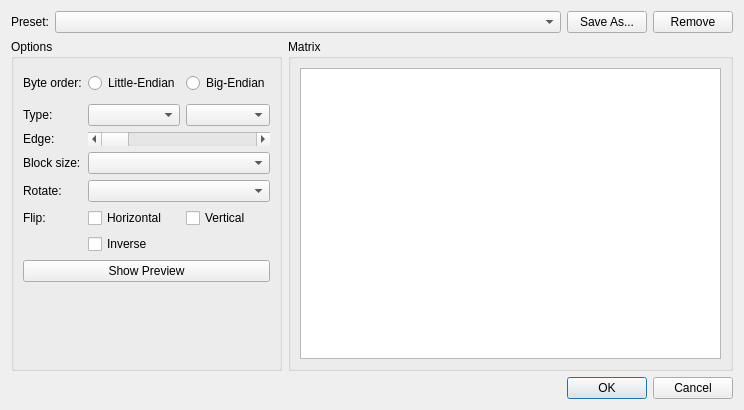
Above: controls/setup/dialogconvert2.ui from riuson/lcd-image-converter before the change. Below: the same form after it.
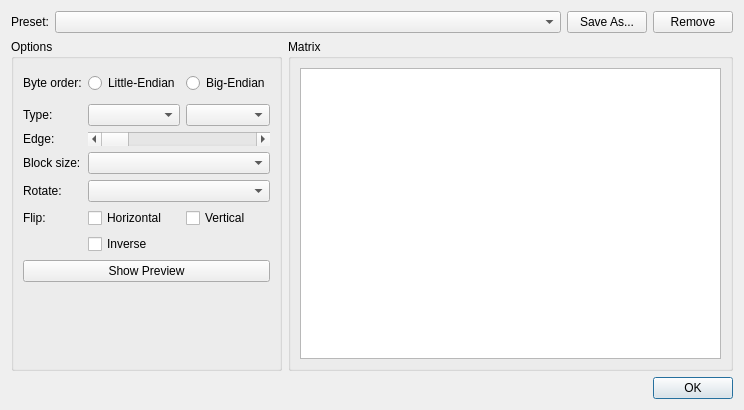
That is the form after the change.

Commit message: Removed 'Cancel' button

```diff
--- a/controls/setup/dialogconvert2.ui
+++ b/controls/setup/dialogconvert2.ui
@@ -251,7 +251,7 @@
       <enum>Qt::Horizontal</enum>
      </property>
      <property name="standardButtons">
-      <set>QDialogButtonBox::Cancel|QDialogButtonBox::Ok</set>
+      <set>QDialogButtonBox::Ok</set>
      </property>
     </widget>
    </item>
```
